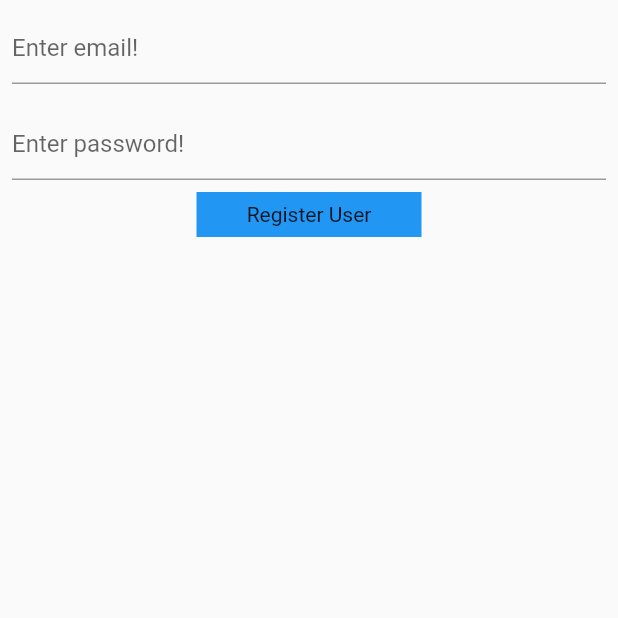
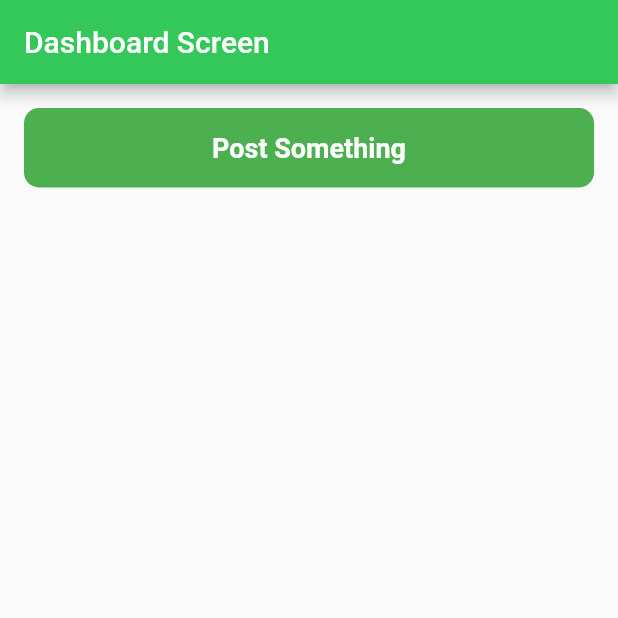
Before and after one commit to FakhrulASA/dhakaiaforum, a Flutter app: the screen it shows after launch, on a phone screen of 412 x 824 dp, the top half of it. Run offline on Flutter 3.47's test engine with Material 2 defaults, Android fonts, the phone set to English and light mode, and no system bars; our stand-ins replace cloud_firestore, firebase_auth, firebase_core, fluttertoast; accounts and stored records are empty.

Commit message:
- social media dashboard,post

```diff
--- /dev/null
+++ b/lib/component/elementary_component.dart
@@ -0,0 +1,20 @@
+import 'package:flutter/cupertino.dart';
+import 'package:flutter/material.dart';
+
+Widget customButton(String text, Color color, VoidCallback buttonClicked){
+  return  GestureDetector(
+    onTap: (){
+     buttonClicked();
+    },
+    child: Container(
+      decoration: BoxDecoration(
+        borderRadius: BorderRadius.circular(10),
+        color: color,
+      ),
+      child: Center(child: Padding(
+        padding: const EdgeInsets.all(16.0),
+        child: Text(text, style: TextStyle(fontSize: 18, fontWeight: FontWeight.bold,color: Colors.white),),
+      )),
+    ),
+  );
+}
--- a/lib/main.dart
+++ b/lib/main.dart
@@ -1,3 +1,4 @@
+import 'package:dhakaiaforum/ui/dashboard_screen.dart';
 import 'package:dhakaiaforum/util/util.dart';
 import 'package:firebase_auth/firebase_auth.dart';
 import 'package:flutter/material.dart';
@@ -32,7 +33,7 @@ class _MyAppState extends State<MyApp> {
         // is not restarted.
         primarySwatch: Colors.blue,
       ),
-      home: const MyHomePage(),
+      home: const DashboardScreen(),
     );
   }
 }
--- /dev/null
+++ b/lib/ui/dashboard_screen.dart
@@ -0,0 +1,104 @@
+import 'package:cloud_firestore/cloud_firestore.dart';
+import 'package:dhakaiaforum/component/elementary_component.dart';
+import 'package:flutter/cupertino.dart';
+import 'package:flutter/material.dart';
+import 'package:flutter/scheduler.dart';
+
+import '../util/util.dart';
+
+class DashboardScreen extends StatefulWidget {
+  const DashboardScreen({Key? key}) : super(key: key);
+
+  @override
+  State<DashboardScreen> createState() => _DashboardScreenState();
+}
+
+class _DashboardScreenState extends State<DashboardScreen> {
+  final db = FirebaseFirestore.instance;
+
+  List<String> posts = [];
+  getDocuments(){
+    showLoaderDialog(context, "Your post is loading!");
+    db.collection("posts").get().then(
+          (querySnapshot) {
+            Navigator.pop(context);
+        for (var docSnapshot in querySnapshot.docs) {
+          posts.add(docSnapshot.get("post_string"));
+        }
+        setState(() {
+
+        });
+      },
+      onError: (e) {
+            Navigator.pop(context);
+      print("Error completing: $e");
+      },
+    );
+  }
+  @override
+  void initState() {
+    // TODO: implement initState
+    super.initState();
+    SchedulerBinding.instance.addPostFrameCallback((_) {
+      getDocuments();
+    });
+  }
+  @override
+  Widget build(BuildContext context) {
+    return Scaffold(
+      appBar: AppBar(title: Text("Dashboard Screen"),backgroundColor: CupertinoColors.systemGreen,),
+      body: SafeArea(
+        child: Column(
+          children: [
+           Padding(
+             padding: const EdgeInsets.all(16.0),
+             child: customButton("Post Something",Colors.green, () {
+               navigateToPostScreen(context);
+             }),
+
+           ),
+            Flexible(
+              child: ListView.builder(
+                  itemCount: posts.length,
+                  itemBuilder: (BuildContext context, int index) {
+                    return Column(
+                      children: [
+                        postItem(posts[index]),
+                        SizedBox(height: 20,)
+                      ],
+                    );
+                  }),
+            ),
+          ],
+        ),
+      ),
+    );
+  }
+
+  Widget postItem(String postString) {
+    return Column(
+            children: [
+              Padding(
+                padding: const EdgeInsets.fromLTRB(16, 8, 16, 5),
+                child: Container(
+                    decoration: BoxDecoration(
+                      color: Colors.grey.shade700,
+                      borderRadius: new BorderRadius.circular(10.0),
+                    ),
+                    child: customButton(postString, Colors.grey.shade500, () { })),
+              ),
+              Padding(
+                padding: const EdgeInsets.fromLTRB(16, 0, 16, 0),
+                child: Row(
+                  children: [
+                    Flexible(flex:5,child: customButton("Like", Colors.blueGrey.shade400, () { })),
+                    SizedBox(width: 5,),
+                    Flexible(flex:3,child: customButton("Share", Colors.green.shade300, () { }))
+                  ],
+                ),
+              )
+            ],
+          );
+  }
+
+}
--- a/pubspec.yaml
+++ b/pubspec.yaml
@@ -37,6 +37,8 @@ dependencies:
   cupertino_icons: ^1.0.2
   firebase_auth: ^4.7.2
   fluttertoast: ^8.2.2
+  cloud_firestore: ^4.8.4
+  intl: ^0.18.1
 
 dev_dependencies:
   flutter_test:
```
Also changed, not shown: lib/ui/post_screen.dart (added, +93 -0 lines), lib/util/util.dart (+15 -0 lines), pubspec.lock, 1 other file.
